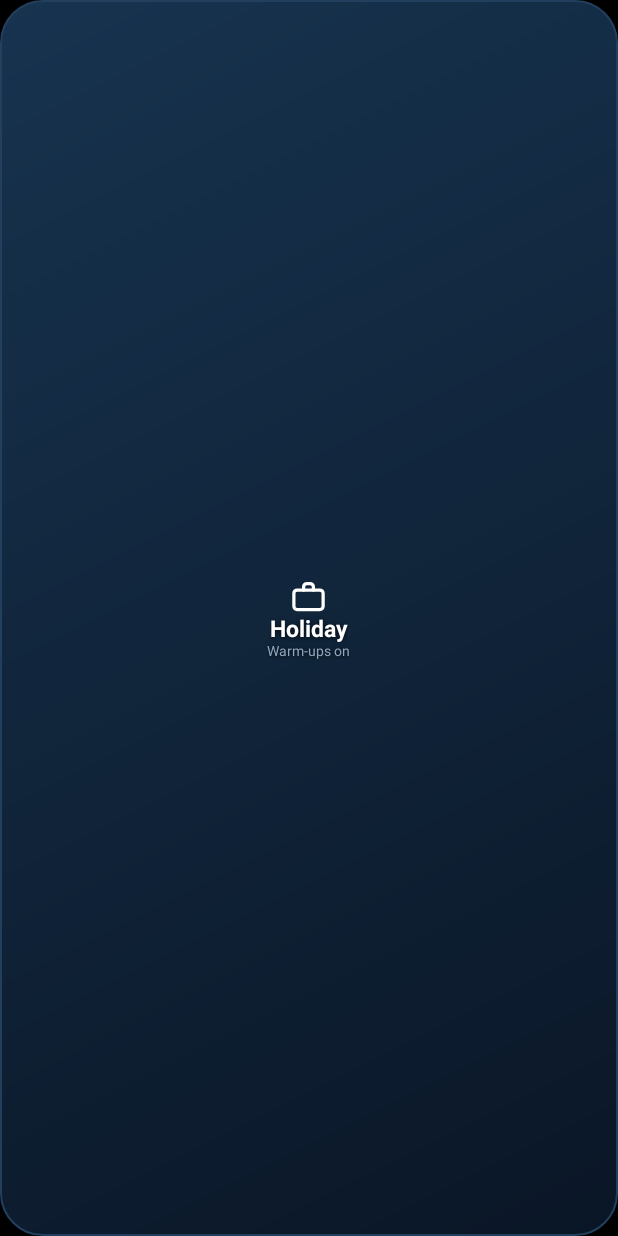
After one commit to ali577cm/BYDrive, an Android app: the layout widget_holiday.xml on its own in the app's theme, with its tools: preview values and no code run, on a phone screen of 412 x 824 dp. The commit adds this screen. Run offline under Robolectric (Android 15) with nearby library versions, the phone set to English and light mode, and no system bars.

Commit message:
Holiday button: one tap pauses or resumes all the warm-up rules

```diff
--- a/app/src/main/java/com/overdrive/app/Config.kt
+++ b/app/src/main/java/com/overdrive/app/Config.kt
@@ -59,6 +59,10 @@ object Config {
         prefs(c).edit().putBoolean("petBlank", blank).putInt("dashRestore", r).apply()
         return null
     }
+
+    /** Holiday mode: the warm-up rules in Overdrive are switched off while this is on. */
+    fun holiday(c: Context): Boolean = prefs(c).getBoolean("holiday", false)
+    fun setHoliday(c: Context, on: Boolean) { prefs(c).edit().putBoolean("holiday", on).apply() }
 
     /** Morning warm-up rule: start time (minutes since midnight), cabin temperature, and "only if colder than" (outside, C). */
     fun warmTimeMin(c: Context): Int = prefs(c).getInt("warmTime", 6 * 60 + 30)
--- a/app/src/main/java/com/overdrive/app/MainActivity.kt
+++ b/app/src/main/java/com/overdrive/app/MainActivity.kt
@@ -337,6 +337,7 @@ class MainActivity : Activity() {
                     web.loadUrl(saved)
                     if (SealDriveWidget.hasMainWidgets(this)) thread { SealDriveWidget.refreshNow(this) }
                     SealDrivePetWidget.redraw(this)
+                    SealDriveHolidayWidget.redraw(this)
                 }
             }
         if (url != null) d.setNegativeButton("Cancel", null)
--- /dev/null
+++ b/app/src/main/res/drawable/ic_holiday.xml
@@ -0,0 +1,7 @@
+<vector xmlns:android="http://schemas.android.com/apk/res/android"
+    android:width="24dp" android:height="24dp" android:viewportWidth="24" android:viewportHeight="24">
+    <path android:strokeColor="#FFFFFF" android:strokeWidth="2" android:strokeLineCap="round" android:strokeLineJoin="round"
+        android:pathData="M5 8h14a2 2 0 0 1 2 2v8a2 2 0 0 1-2 2H5a2 2 0 0 1-2-2v-8a2 2 0 0 1 2-2Z"/>
+    <path android:strokeColor="#FFFFFF" android:strokeWidth="2" android:strokeLineCap="round" android:strokeLineJoin="round"
+        android:pathData="M9 8V6a2 2 0 0 1 2-2h2a2 2 0 0 1 2 2v2"/>
+</vector>
--- /dev/null
+++ b/app/src/main/res/layout/widget_holiday.xml
@@ -0,0 +1,45 @@
+<?xml version="1.0" encoding="utf-8"?>
+<LinearLayout xmlns:android="http://schemas.android.com/apk/res/android"
+    android:id="@+id/widget_root"
+    android:layout_width="match_parent"
+    android:layout_height="match_parent"
+    android:background="@drawable/widget_bg"
+    android:gravity="center"
+    android:orientation="vertical"
+    android:padding="6dp">
+
+    <ImageView
+        android:id="@+id/holiday_icon"
+        android:layout_width="26dp"
+        android:layout_height="26dp"
+        android:importantForAccessibility="no"
+        android:src="@drawable/ic_holiday" />
+
+    <TextView
+        android:layout_width="wrap_content"
+        android:layout_height="wrap_content"
+        android:includeFontPadding="false"
+        android:text="Holiday"
+        android:textColor="#FFFFFF"
+        android:textSize="15sp"
+        android:textStyle="bold"
+        android:shadowColor="#B3000000"
+        android:shadowDx="0"
+        android:shadowDy="1"
+        android:shadowRadius="4" />
+
+    <TextView
+        android:id="@+id/holiday_status"
+        android:layout_width="wrap_content"
+        android:layout_height="wrap_content"
+        android:gravity="center"
+        android:includeFontPadding="false"
+        android:maxLines="2"
+        android:text="Warm-ups on"
+        android:textColor="#8FA6BD"
+        android:textSize="9sp"
+        android:shadowColor="#B3000000"
+        android:shadowDx="0"
+        android:shadowDy="1"
+        android:shadowRadius="4" />
+</LinearLayout>
--- a/app/src/main/res/values/strings.xml
+++ b/app/src/main/res/values/strings.xml
@@ -5,4 +5,5 @@
     <string name="shortcut_monthly">Send monthly summary now</string>
     <string name="shortcut_stats">Usage &amp; costs</string>
     <string name="widget_pet_desc">Pet mode: tap to keep the car cool for your dog, tap again to stop</string>
+    <string name="widget_holiday_desc">Holiday: pause or resume the car warm-ups with one tap</string>
 </resources>
```
Also changed, not shown: app/src/main/AndroidManifest.xml (+15 -0 lines), app/src/main/java/com/overdrive/app/OverdriveAutomations.kt (+36 -4 lines), app/src/main/java/com/overdrive/app/SealDriveHolidayWidget.kt (added, +111 -0 lines), app/src/main/res/xml/sealdrive_holiday_info.xml (added, +12 -0 lines).
